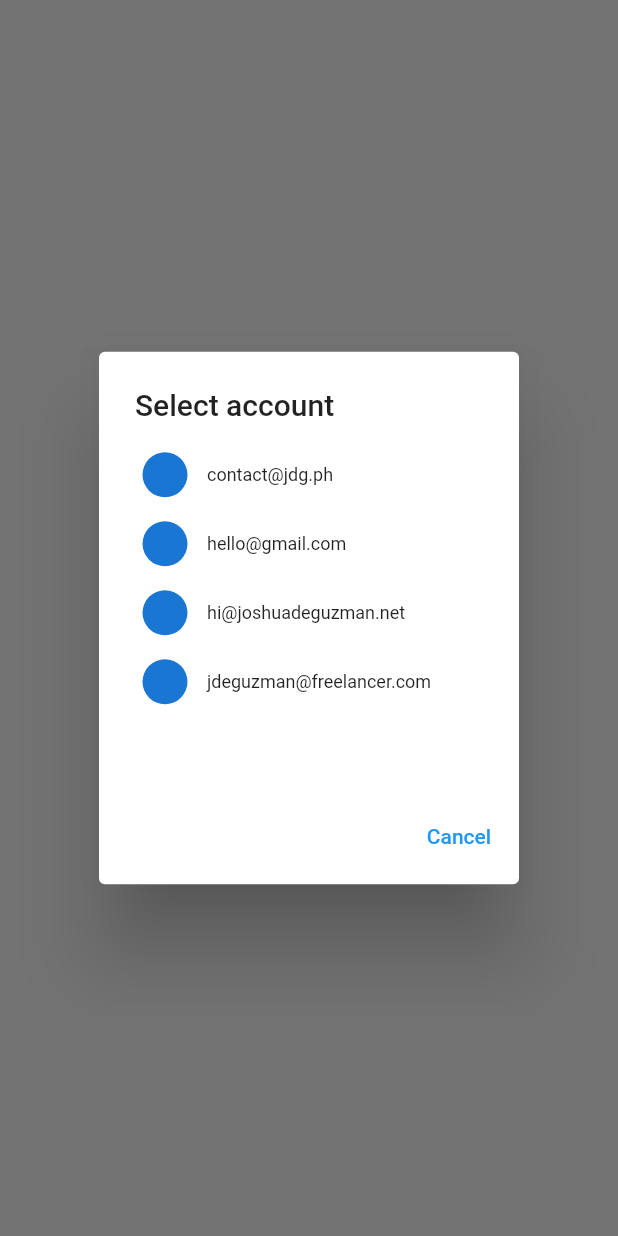
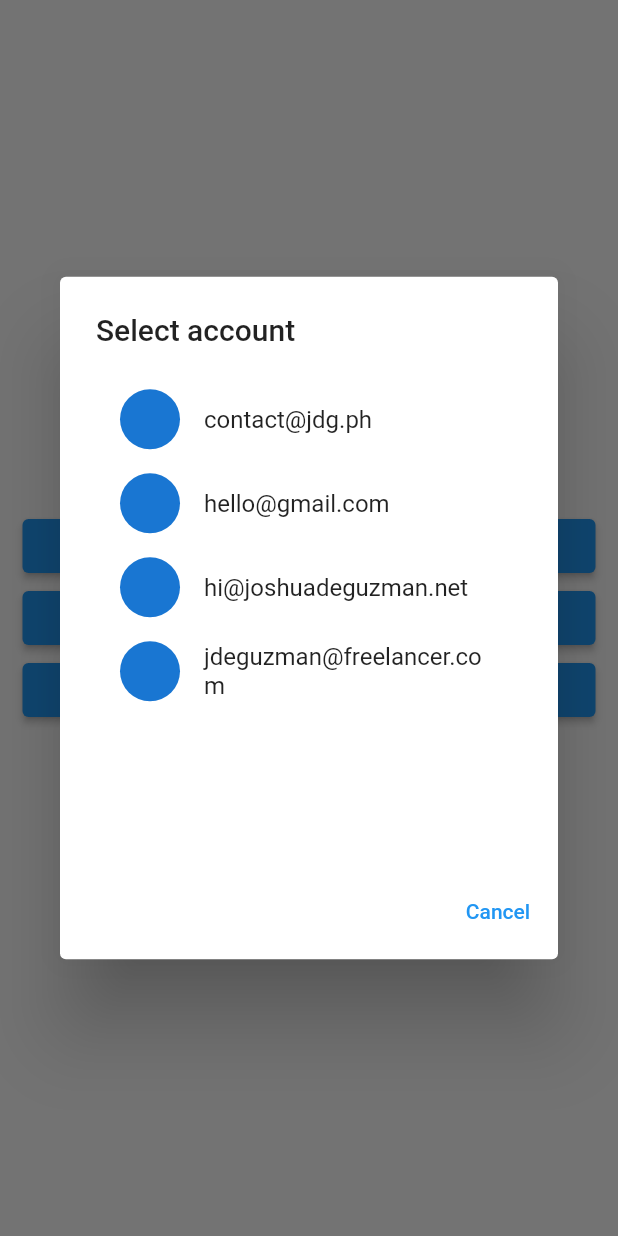
Before and after one commit to joshuadeguzman/flutter_dialogs, a Flutter app: the screen it shows after launch, after a tap on "Show List Alert", on a phone screen of 412 x 824 dp. Run offline on Flutter 3.47's test engine with Material 2 defaults, Android fonts, the phone set to English and light mode, and no system bars.

Commit message:
Updated the gradle files and deprecated codes in manifest and in the examples.

```diff
--- a/example/lib/main.dart
+++ b/example/lib/main.dart
@@ -1,4 +1,3 @@
-import 'package:flutter/cupertino.dart';
 import 'package:flutter/material.dart';
 import 'package:flutter_dialogs/flutter_dialogs.dart';
 
@@ -8,7 +7,7 @@ class ExampleApp extends StatelessWidget {
   @override
   Widget build(BuildContext context) {
     return MaterialApp(
-      title: 'Flutter Dialogs Example',
+      title: "Flutter Dialogs Example",
       theme: ThemeData(
         primarySwatch: Colors.blue,
       ),
@@ -22,28 +21,26 @@ class ExampleScreen extends StatelessWidget {
   Widget build(BuildContext context) {
     return Scaffold(
       body: Center(
+        child: Padding(
+          padding: EdgeInsets.symmetric(horizontal: 15.0),
           child: Column(
             mainAxisAlignment: MainAxisAlignment.center,
+            crossAxisAlignment: CrossAxisAlignment.stretch,
             children: <Widget>[
-            RaisedButton(
-              onPressed: () {
-                _showAlert(context);
-              },
+              ElevatedButton(
+                onPressed: () => _showAlert(context),
                 child: const Text("Show Alert"),
               ),
-            RaisedButton(
-              onPressed: () {
-                _showConfirmationAlert(context);
-              },
+              ElevatedButton(
+                onPressed: () => _showConfirmationAlert(context),
                 child: const Text("Show Confirmation Alert"),
               ),
-            RaisedButton(
-              onPressed: () {
-                _showListAlert(context);
-              },
+              ElevatedButton(
+                onPressed: () =>  _showListAlert(context),
                 child: const Text("Show List Alert"),
               ),
             ],
+          ),
         ),
       ),
     );
@@ -97,15 +94,17 @@ class ExampleScreen extends StatelessWidget {
       context: context,
       builder: (_) => BasicDialogAlert(
         title: Text("Select account"),
-        content: Container(
-          height: 200,
-          child: ListView(
+        content: SingleChildScrollView(
+          child: Container(
+            height: 300,
+            child: Column(
               children: <Widget>[
-              _buildListSampleItem("contact@jdg.ph"),
-              _buildListSampleItem("hello@gmail.com"),
-              _buildListSampleItem("hi@joshuadeguzman.net"),
-              _buildListSampleItem("jdeguzman@freelancer.com"),
+                _buildListItem("contact@jdg.ph"),
+                _buildListItem("hello@gmail.com"),
+                _buildListItem("hi@joshuadeguzman.net"),
+                _buildListItem("jdeguzman@freelancer.com"),
               ],
+            ),
           ),
         ),
         actions: <Widget>[
@@ -120,20 +119,10 @@ class ExampleScreen extends StatelessWidget {
     );
   }
 
-  Widget _buildListSampleItem(String title) {
-    return Container(
-      height: 30,
-      margin: EdgeInsets.only(bottom: 16),
-      child: Row(
-        children: <Widget>[
-          CircleAvatar(),
-          SizedBox(width: 8),
-          Text(
-            title,
-            style: TextStyle(fontSize: 12),
-          )
-        ],
-      ),
+  ListTile _buildListItem(String title) {
+    return ListTile(
+      title: Text(title),
+      leading: CircleAvatar(),
     );
   }
 }
```
Also changed, not shown: example/pubspec.lock, 5 other files. Lines whose indentation alone changed are shown as unchanged.
